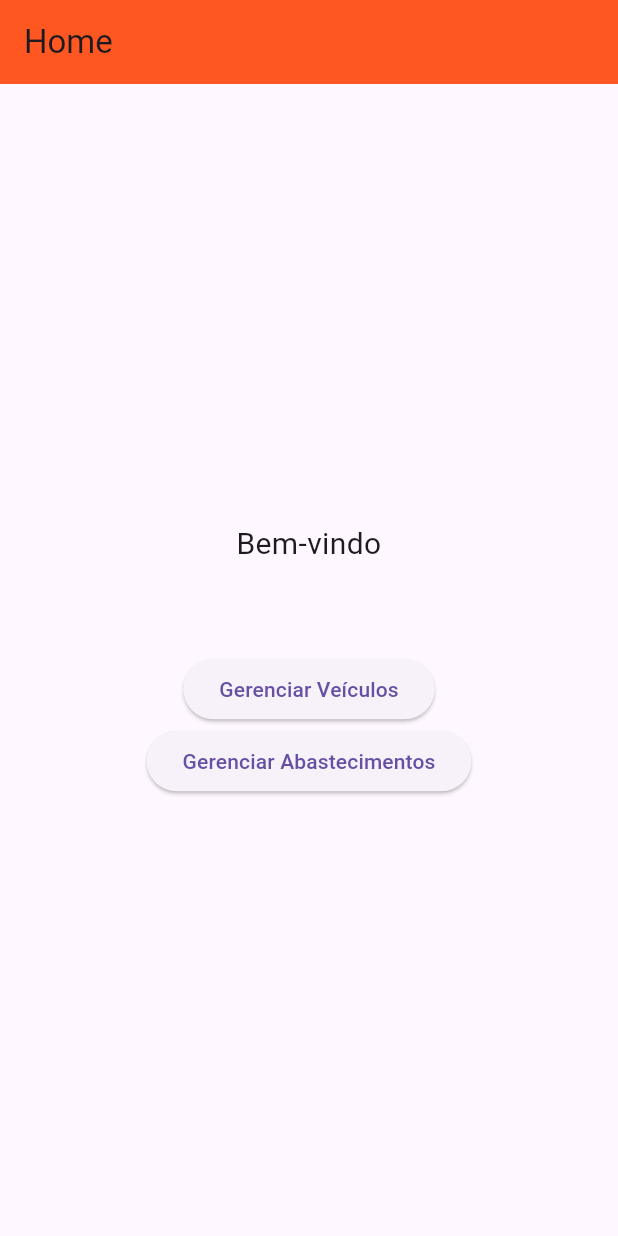
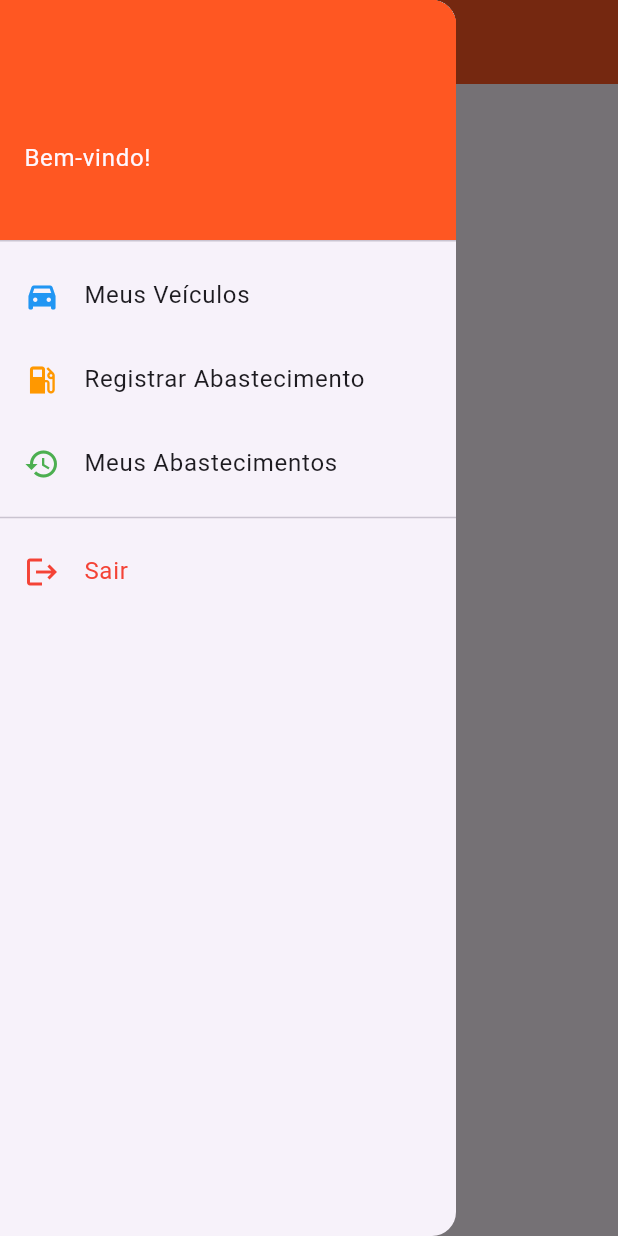
Before and after one commit to 1Nascimento/Prova-Andre, a Flutter app: the screen it shows once a user with an empty profile is signed in, with the side drawer open (before the commit the screen has no drawer), on a phone screen of 412 x 824 dp. Run offline on Flutter 3.47's test engine with Material 3 defaults, Android fonts, the phone set to English and light mode, and no system bars; our stand-ins replace cloud_firestore, firebase_auth, firebase_core; accounts and stored records are empty.

Commit message:
tema customizado

```diff
--- a/lib/home.dart
+++ b/lib/home.dart
@@ -1,5 +1,8 @@
 import 'package:flutter/material.dart';
 import 'package:firebase_auth/firebase_auth.dart';
+import 'src/services/auth_service.dart';
+import 'src/usuarios/login.dart';
+import 'src/paginas/abastecimento_form.dart';
 
 class HomePage extends StatelessWidget {
   const HomePage({super.key});
@@ -13,6 +16,72 @@ class HomePage extends StatelessWidget {
         backgroundColor: Colors.deepOrange,
         title: const Text("Home"),
       ),
+      drawer: Drawer(
+        child: ListView(
+          padding: EdgeInsets.zero,
+          children: [
+            UserAccountsDrawerHeader(
+              decoration: const BoxDecoration(
+                color: Colors.deepOrange,
+              ),
+              accountEmail: Text(usuario?.email ?? "Usuário"),
+              accountName: const Text("Bem-vindo!"),
+            ),
+            ListTile(
+              leading:
+                  const Icon(Icons.directions_car_filled, color: Colors.blue),
+              title: const Text("Meus Veículos"),
+              onTap: () {
+                Navigator.pop(context);
+                Navigator.push(
+                  context,
+                  MaterialPageRoute(builder: (_) => VeiculoListPage()),
+                );
+              },
+            ),
+            ListTile(
+              leading:
+                  const Icon(Icons.local_gas_station, color: Colors.orange),
+              title: const Text("Registrar Abastecimento"),
+              onTap: () {
+                Navigator.pop(context);
+                Navigator.push(
+                  context,
+                  MaterialPageRoute(builder: (_) => AbastecimentoFormPage()),
+                );
+              },
+            ),
+            ListTile(
+              leading: const Icon(
+                Icons.history,
+                color: Colors.green,
+              ),
+              title: const Text("Meus Abastecimentos"),
+              onTap: () {
+                Navigator.pop(context);
+                Navigator.push(
+                  context,
+                  MaterialPageRoute(builder: (_) => AbastecimentoListPage()),
+                );
+              },
+            ),
+            const Divider(),
+            ListTile(
+              leading: const Icon(Icons.logout, color: Colors.red),
+              title: const Text("Sair", style: TextStyle(color: Colors.red)),
+              onTap: () async {
+                await AuthService().logout();
+
+                Navigator.pushAndRemoveUntil(
+                  context,
+                  MaterialPageRoute(builder: (_) => const LoginPage()),
+                  (route) => false,
+                );
+              },
+            ),
+          ],
+        ),
+      ),
       body: Padding(
         padding: const EdgeInsets.all(24),
         child: Center(
@@ -24,24 +93,6 @@ class HomePage extends StatelessWidget {
                 textAlign: TextAlign.center,
                 style: const TextStyle(fontSize: 20),
               ),
-              ElevatedButton(
-                child: Text("Gerenciar Veículos"),
-                onPressed: () {
-                  Navigator.push(
-                    context,
-                    MaterialPageRoute(builder: (_) => VeiculoListPage()),
-                  );
-                },
-              ),
-              ElevatedButton(
-                child: Text("Gerenciar Abastecimentos"),
-                onPressed: () {
-                  Navigator.push(
-                    context,
-                    MaterialPageRoute(builder: (_) => AbastecimentoListPage()),
-                  );
-                },
-              ),
             ],
           ),
         ),
```
